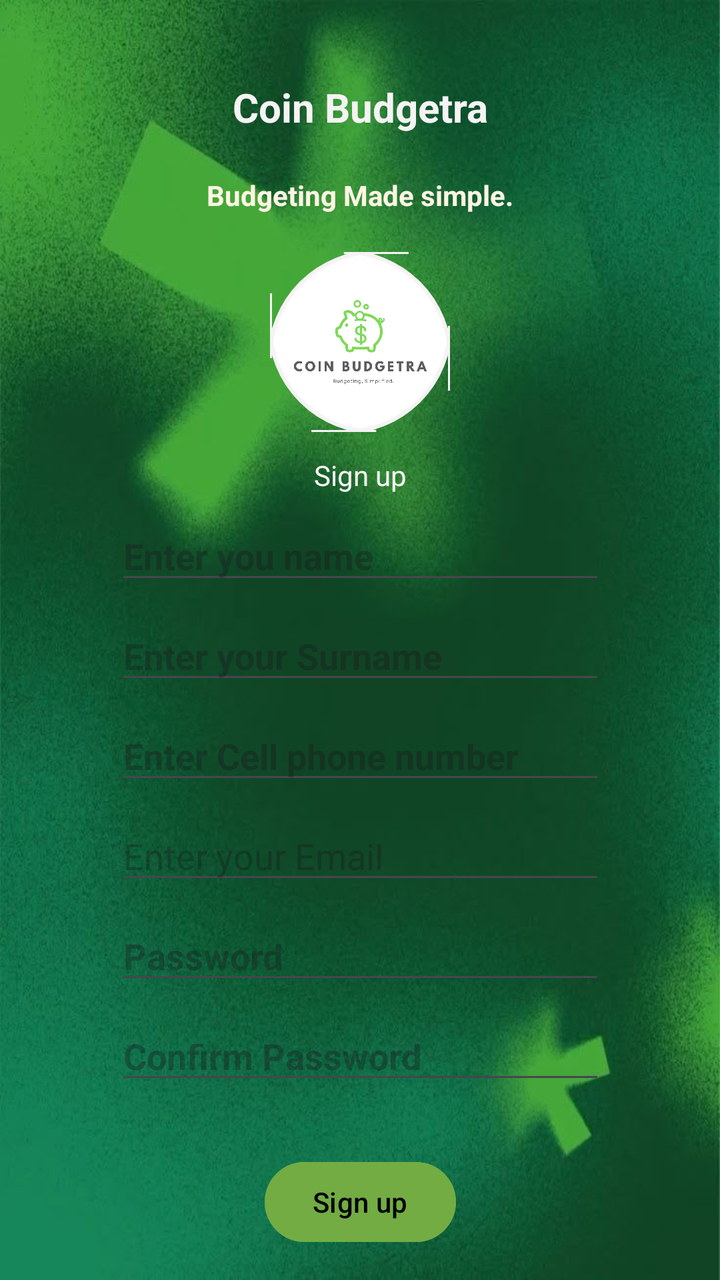
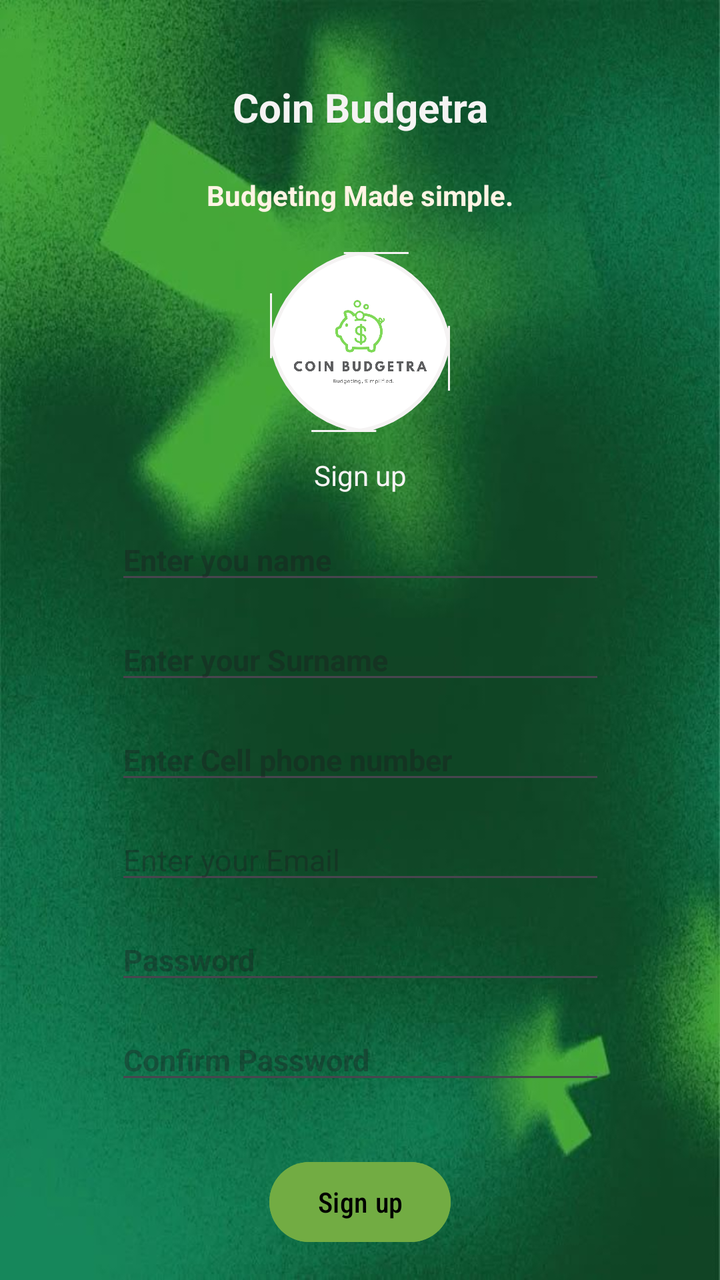

An Android layout rendered at two revisions. The XML below is the earlier revision; the diff shows what the commit changed to produce the second picture.
<!-- AndroidManifest.xml: application theme Theme.Coin_Budgetra -->
<!-- res/layout/activity_signup_module.xml -->
<?xml version="1.0" encoding="utf-8"?>
<androidx.constraintlayout.widget.ConstraintLayout xmlns:android="http://schemas.android.com/apk/res/android"
    xmlns:app="http://schemas.android.com/apk/res-auto"
    xmlns:tools="http://schemas.android.com/tools"
    android:id="@+id/main"
    android:layout_width="match_parent"
    android:layout_height="match_parent"
    android:background="@drawable/gradient1"
    tools:context=".Signup_module">




    <TextView
        android:id="@+id/textView9"
        android:layout_width="wrap_content"
        android:layout_height="wrap_content"
        android:layout_marginTop="21dp"
        android:text="Budgeting Made simple."
        android:textStyle="bold"
        android:textColor="@color/seasand"
        app:layout_constraintEnd_toEndOf="@+id/textView5"
        app:layout_constraintHorizontal_bias="0.507"
        app:layout_constraintStart_toStartOf="@+id/textView5"
        app:layout_constraintTop_toBottomOf="@+id/textView5" />

    <TextView
        android:id="@+id/textView5"
        android:layout_width="wrap_content"
        android:layout_height="wrap_content"
        android:layout_marginStart="161dp"
        android:layout_marginTop="40dp"
        android:layout_marginEnd="161dp"
        android:text="Coin Budgetra"
        android:textAlignment="center"
        android:textSize="20sp"
        android:textStyle="bold"
        android:textColor="@color/whitesmoke"

        app:layout_constraintEnd_toEndOf="parent"
        app:layout_constraintStart_toStartOf="parent"
        app:layout_constraintTop_toTopOf="parent" />

    <TextView
        android:id="@+id/textView10"
        android:layout_width="wrap_content"
        android:layout_height="wrap_content"
        android:layout_marginTop="12dp"
        android:text="Sign up"

        android:textColor="@color/whitesmoke"
        app:layout_constraintEnd_toEndOf="@+id/textView9"
        app:layout_constraintStart_toStartOf="@+id/textView9"
        app:layout_constraintTop_toBottomOf="@+id/imageView2" />

    <EditText
        android:id="@+id/editTextText3"
        android:layout_width="245dp"
        android:layout_height="35dp"
        android:layout_marginTop="15dp"
        android:ems="10"
        android:hint="Enter you name"
        android:inputType="text"
        android:textStyle="bold"
        android:textSize="18sp"
        android:textColor="@color/whitesmoke"
        app:layout_constraintEnd_toEndOf="@+id/editTextText4"
        app:layout_constraintHorizontal_bias="0.0"
        app:layout_constraintStart_toStartOf="@+id/editTextText4"
        app:layout_constraintTop_toBottomOf="@+id/textView10" />

    <EditText
        android:id="@+id/editTextText5"
        android:layout_width="245dp"
        android:layout_height="35dp"
        android:layout_marginTop="15dp"
        android:ems="10"
        android:hint="Enter Cell phone number"
        android:inputType="phone"
        android:textStyle="bold"
        android:textSize="18sp"
        android:textColor="@color/whitesmoke"
        app:layout_constraintEnd_toEndOf="@+id/editTextText6"
        app:layout_constraintHorizontal_bias="0.0"
        app:layout_constraintStart_toStartOf="@+id/editTextText6"
        app:layout_constraintTop_toBottomOf="@+id/editTextText4" />

    <EditText
        android:id="@+id/editTextText8"
        android:layout_width="245dp"
        android:layout_height="35dp"
        android:layout_marginStart="83dp"
        android:layout_marginTop="15dp"
        android:layout_marginEnd="83dp"
        android:ems="10"
        android:hint="Confirm Password"
        android:inputType="textPassword"
        android:textSize="18sp"
        android:textStyle="bold"
        android:textColor="@color/whitesmoke"
        app:layout_constraintEnd_toEndOf="parent"
        app:layout_constraintStart_toStartOf="parent"
        app:layout_constraintTop_toBottomOf="@+id/editTextText7" />

    <EditText
        android:id="@+id/editTextText6"
        android:layout_width="245dp"
        android:layout_height="35dp"
        android:layout_marginTop="15dp"
        android:ems="10"
        android:hint="Enter your Email"
        android:inputType="textEmailAddress"
        android:textSize="18sp"
        android:textColor="@color/whitesmoke"
        app:layout_constraintEnd_toEndOf="@+id/editTextText7"
        app:layout_constraintHorizontal_bias="0.0"
        app:layout_constraintStart_toStartOf="@+id/editTextText7"
        app:layout_constraintTop_toBottomOf="@+id/editTextText5" />

    <EditText
        android:id="@+id/editTextText4"
        android:layout_width="245dp"
        android:layout_height="35dp"
        android:layout_marginTop="15dp"
        android:ems="10"
        android:hint="Enter your Surname"
        android:inputType="text"
        android:textStyle="bold"
        android:textSize="18sp"
        android:textColor="@color/whitesmoke"
        app:layout_constraintEnd_toEndOf="@+id/editTextText5"
        app:layout_constraintHorizontal_bias="0.0"
        app:layout_constraintStart_toStartOf="@+id/editTextText5"
        app:layout_constraintTop_toBottomOf="@+id/editTextText3" />

    <EditText
        android:id="@+id/editTextText7"
        android:layout_width="245dp"
        android:layout_height="35dp"
        android:layout_marginTop="15dp"
        android:ems="10"
        android:hint="Password"
        android:inputType="textPassword"

        android:textStyle="bold"
        android:textSize="18sp"
        android:textColor="@color/whitesmoke"
        app:layout_constraintEnd_toEndOf="@+id/editTextText8"
        app:layout_constraintHorizontal_bias="0.0"
        app:layout_constraintStart_toStartOf="@+id/editTextText8"
        app:layout_constraintTop_toBottomOf="@+id/editTextText6" />

    <Button
        android:id="@+id/button4"
        android:layout_width="wrap_content"
        android:layout_height="wrap_content"
        android:layout_marginStart="160dp"
        android:layout_marginTop="30dp"
        android:layout_marginEnd="160dp"
        android:text="Sign up"
        android:backgroundTint="@color/lemongreen"
        android:textColor="@color/black"
        app:layout_constraintEnd_toEndOf="parent"
        app:layout_constraintStart_toStartOf="parent"
        app:layout_constraintTop_toBottomOf="@+id/editTextText8" />

    <TextView
        android:id="@+id/txtGoToLogin"
        android:layout_width="wrap_content"
        android:layout_height="wrap_content"
        android:text="Already have an account? Sign in"
        android:textColor="@color/whitesmoke"
        android:layout_marginTop="16dp"
        app:layout_constraintTop_toBottomOf="@id/button4"
        app:layout_constraintStart_toStartOf="parent"
        app:layout_constraintEnd_toEndOf="parent"/>

    <androidx.constraintlayout.widget.Guideline android:layout_width="wrap_content"
        android:layout_height="wrap_content" />

    <com.google.android.material.imageview.ShapeableImageView

        android:id="@+id/imageView2"
        android:layout_width="90dp"
        android:layout_height="90dp"
        android:layout_marginStart="149dp"
        android:layout_marginTop="19dp"
        android:layout_marginEnd="149dp"
        android:scaleType="centerCrop"
        app:strokeWidth="2dp"
        app:strokeColor="@color/whitesmoke"
        app:shapeAppearanceOverlay="@style/CircleImage"
        app:layout_constraintEnd_toEndOf="parent"
        app:layout_constraintStart_toStartOf="parent"
        app:layout_constraintTop_toBottomOf="@+id/textView9"
        app:srcCompat="@drawable/coinbudgetra" />
</androidx.constraintlayout.widget.ConstraintLayout>
<!-- resources referenced by this layout -->
<resources>
  <color name="black">#FF000000</color>
  <color name="lemongreen">#72ac43</color>
  <color name="seasand">#fff4e4</color>
  <color name="whitesmoke">#f5f3f3</color>
  <!-- drawable coinbudgetra: jpeg bitmap (drawable, 54720 bytes) -->
  <!-- drawable gradient1: jpeg bitmap (drawable, 65259 bytes) -->
  <style name="CircleImage">
          <item name="cornerFamily">rounded</item>
          <item name="cornerSize">59%</item>
      </style>
  <style name="Theme.Coin_Budgetra" parent="Base.Theme.Coin_Budgetra" />
  <style name="Base.Theme.Coin_Budgetra" parent="Theme.Material3.DayNight.NoActionBar">
          
          
      </style>
</resources>

<!-- the commit's change to res/layout/activity_signup_module.xml (unified diff, before → after) -->
@@ -61,9 +61,9 @@
         android:ems="10"
         android:hint="Enter you name"
         android:inputType="text"
+        android:textColor="@color/whitesmoke"
+        android:textSize="15sp"
         android:textStyle="bold"
-        android:textSize="18sp"
-        android:textColor="@color/whitesmoke"
         app:layout_constraintEnd_toEndOf="@+id/editTextText4"
         app:layout_constraintHorizontal_bias="0.0"
         app:layout_constraintStart_toStartOf="@+id/editTextText4"
@@ -77,9 +77,9 @@
         android:ems="10"
         android:hint="Enter Cell phone number"
         android:inputType="phone"
+        android:textColor="@color/whitesmoke"
+        android:textSize="15sp"
         android:textStyle="bold"
-        android:textSize="18sp"
-        android:textColor="@color/whitesmoke"
         app:layout_constraintEnd_toEndOf="@+id/editTextText6"
         app:layout_constraintHorizontal_bias="0.0"
         app:layout_constraintStart_toStartOf="@+id/editTextText6"
@@ -95,9 +95,9 @@
         android:ems="10"
         android:hint="Confirm Password"
         android:inputType="textPassword"
-        android:textSize="18sp"
+        android:textColor="@color/whitesmoke"
+        android:textSize="15sp"
         android:textStyle="bold"
-        android:textColor="@color/whitesmoke"
         app:layout_constraintEnd_toEndOf="parent"
         app:layout_constraintStart_toStartOf="parent"
         app:layout_constraintTop_toBottomOf="@+id/editTextText7" />
@@ -110,8 +110,8 @@
         android:ems="10"
         android:hint="Enter your Email"
         android:inputType="textEmailAddress"
-        android:textSize="18sp"
         android:textColor="@color/whitesmoke"
+        android:textSize="15sp"
         app:layout_constraintEnd_toEndOf="@+id/editTextText7"
         app:layout_constraintHorizontal_bias="0.0"
         app:layout_constraintStart_toStartOf="@+id/editTextText7"
@@ -125,9 +125,9 @@
         android:ems="10"
         android:hint="Enter your Surname"
         android:inputType="text"
+        android:textColor="@color/whitesmoke"
+        android:textSize="15sp"
         android:textStyle="bold"
-        android:textSize="18sp"
-        android:textColor="@color/whitesmoke"
         app:layout_constraintEnd_toEndOf="@+id/editTextText5"
         app:layout_constraintHorizontal_bias="0.0"
         app:layout_constraintStart_toStartOf="@+id/editTextText5"
@@ -142,9 +142,9 @@
         android:hint="Password"
         android:inputType="textPassword"
 
+        android:textColor="@color/whitesmoke"
+        android:textSize="15sp"
         android:textStyle="bold"
-        android:textSize="18sp"
-        android:textColor="@color/whitesmoke"
         app:layout_constraintEnd_toEndOf="@+id/editTextText8"
         app:layout_constraintHorizontal_bias="0.0"
         app:layout_constraintStart_toStartOf="@+id/editTextText8"
@@ -157,8 +157,9 @@
         android:layout_marginStart="160dp"
         android:layout_marginTop="30dp"
         android:layout_marginEnd="160dp"
+        android:backgroundTint="@color/lemongreen"
+        android:fontFamily="sans-serif-condensed-medium"
         android:text="Sign up"
-        android:backgroundTint="@color/lemongreen"
         android:textColor="@color/black"
         app:layout_constraintEnd_toEndOf="parent"
         app:layout_constraintStart_toStartOf="parent"
